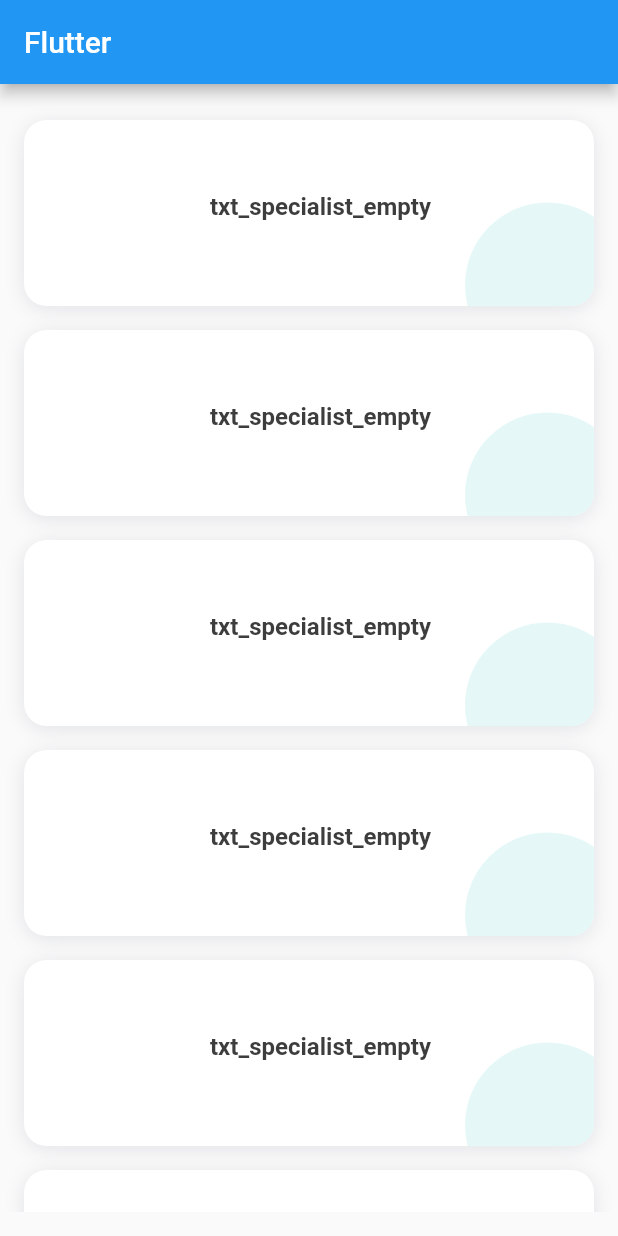
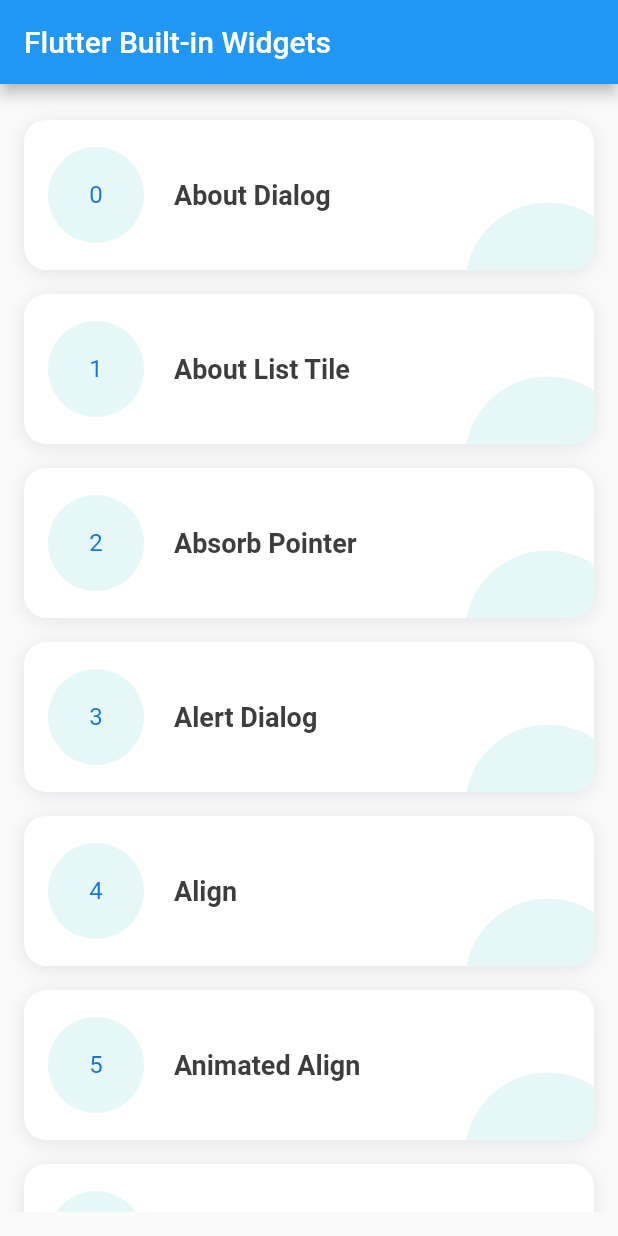
Before and after one commit to rahdeva/flutter_widgets, a Flutter app: the screen it shows after launch, on a phone screen of 412 x 824 dp. Run offline on Flutter 3.47's test engine with Material 2 defaults, Android fonts, the phone set to English and light mode, and no system bars; our stand-ins replace device_preview, get, sizer.

Commit message:
add widget data name

```diff
--- a/lib/app/modules/home/controllers/home_controller.dart
+++ b/lib/app/modules/home/controllers/home_controller.dart
@@ -2,16 +2,198 @@ import 'package:get/get.dart';
 
 class HomeController extends GetxController {
   var dataList = [
-    "A",
-    "A",
-    "A",
-    "A",
-    "A",
-    "A",
-    "A",
-    "A",
-    "A",
-    "A",
+    "About Dialog",
+    "About List Tile",
+    "Absorb Pointer",
+    "Alert Dialog",
+    "Align",
+    "Animated Align",
+    "Animated Builder",
+    "Animated Container",
+    "Animated Cross Fade",
+    "Animated Default Text Style",
+    "Animated Icon",
+    "Animated List",
+    "Animated Modal Barrier",
+    "Animated Opacity",
+    "Animated Padding",
+    "Animated Physical Model",
+    "Animated Positioned",
+    "Animated Rotation",
+    "Animated Size",
+    "Animated Switcher",
+    "App Bar",
+    "Aspect Ratio",
+    "Auto Complete",
+    "Backdrop Filter",
+    "Banner",
+    "Baseline",
+    "Block Semantics",
+    "Bottom Navigation Bar",
+    "Bottom Sheet",
+    "Builder",
+    "Card",
+    "Center",
+    "Checkbox",
+    "Checkbox List Tile",
+    "Chip",
+    "Choice Chip",
+    "Circle Avatar",
+    "Circular Progress Indicator",
+    "Clip Oval",
+    "Clip Path",
+    "ClipRRect",
+    "ClipRect",
+    "Close Button",
+    "Color Filtered",
+    "Colored Box",
+    "Column",
+    "Constrained Box",
+    "Container",
+    "Cupertino Context Menu",
+    "Cupertino Sliding Segmented Control",
+    "Cupertino Widgets (5)",
+    "Cupertino Widgets (6)",
+    "Cupertino Widgets (9)",
+    "Custom Paint",
+    "Custom Scroll View",
+    "Data Cell",
+    "Data Column",
+    "Data Row",
+    "Data Table",
+    "Date Picker",
+    "Date Range Picker",
+    "Decorated Box",
+    "Decorated Box Transition",
+    "Default Text Style",
+    "Dismissible",
+    "Divider",
+    "Drag Target",
+    "Draggable Scrollable",
+    "Draggable",
+    "Drawer Header",
+    "Drawer",
+    "Dropdown Button",
+    "Elevated Button",
+    "Error Details",
+    "Error Widget",
+    "Expand Icon",
+    "Expanded",
+    "Expansion Panel",
+    "Expansion Panel List",
+    "Expansion Tile",
+    "Fade In Image",
+    "Fade Transition",
+    "Filter Chip",
+    "Fitted Box",
+    "Flexible",
+    "Floating Action Button",
+    "Flow",
+    "Flutter Logo",
+    "Form",
+    "Fractional Translation",
+    "Fractionally Sized Box",
+    "Future Builder",
+    "Gesture Detector",
+    "Grid Paper",
+    "Grid Tile Bar",
+    "Grid Tile",
+    "Grid View",
+    "Hero",
+    "Icon",
+    "Icon Button",
+    "Ignore Pointer",
+    "Image",
+    "Indexed Stack",
+    "Inkwell",
+    "Input Chip",
+    "Interactive Viewer",
+    "Layout Builder",
+    "Limited Box",
+    "Linear Progress Indicator",
+    "List Tile",
+    "List View",
+    "List Wheel Scroll View",
+    "Listener",
+    "Long Press Draggable",
+    "Material App",
+    "Material Banner",
+    "Material Button",
+    "Merge Semantics",
+    "Modal Barrier",
+    "Mouse Region",
+    "Navigation Bar",
+    "Notification Listener",
+    "Offstage",
+    "Opacity",
+    "Orientation Builder",
+    "Outlined Button",
+    "Overflow Bar",
+    "Overflow Box",
+    "Padding",
+    "Page View",
+    "Physical Modal",
+    "Physical Shape",
+    "Placeholder",
+    "Platform Menu Bar",
+    "Popup Menu Button",
+    "Positioned Transition",
+    "Positioned",
+    "Preferred Size",
+    "Radio",
+    "Radio List Tile",
+    "Range Slider",
+    "Raw Autocomplete",
+    "Raw Chip",
+    "Refresh Indicator",
+    "Reorderable List View",
+    "Rich Text",
+    "Rotated Box",
+    "Rotation Transition",
+    "Row",
+    "Safe Area",
+    "Scaffold",
+    "Scale Transition",
+    "Scrollbar",
+    "Selectable Text",
+    "Semantics",
+    "Shader Mask",
+    "Shortcuts",
+    "Simple Dialog",
+    "Single Child Scroll View",
+    "Size Transition",
+    "Sized Box",
+    "Sized Overflow Box",
+    "Slide Transition",
+    "Slider",
+    "Sliver Widgets (7)",
+    "Snack Bar",
+    "Spacer",
+    "Stack",
+    "Stepper",
+    "Stream Builder",
+    "Switch List Tile",
+    "Switch",
+    "System Mouse Cursors",
+    "Tab Bar",
+    "Tab Page Selector",
+    "Table",
+    "Text",
+    "Text Button",
+    "Text Field",
+    "Text Form Field",
+    "Text Span",
+    "Theme Data",
+    "Time Picker",
+    "Toggle Buttons",
+    "Tooltip",
+    "Transform",
+    "Tween Animation Builder",
+    "Value Listenable Builder",
+    "Vertical Divider",
+    "Visibility",
+    "Will Pop Scope",
+    "Wrap",
   ];
 
 }
--- a/lib/app/modules/home/views/home_view.dart
+++ b/lib/app/modules/home/views/home_view.dart
@@ -12,12 +12,13 @@ class HomeView extends GetView<HomeController> {
   Widget build(BuildContext context) {
     return Scaffold(
       appBar: AppBar(
-        title: const Text('Flutter'),
+        title: const Text('Flutter Built-in Widgets'),
       ),
       body: Container(
         width: 100.w,
         color: const Color(0xFFFAFAFA),
         padding: const EdgeInsets.symmetric(vertical: 16),
+        child: SingleChildScrollView(
           child: ListView.builder(
             itemCount: controller.dataList.length,
             shrinkWrap: true,
@@ -30,6 +31,7 @@ class HomeView extends GetView<HomeController> {
             }
           ),
         ),
+      ),
     );
   }
 }
--- a/lib/app/modules/home/widgets/widgets_items.dart
+++ b/lib/app/modules/home/widgets/widgets_items.dart
@@ -47,28 +47,27 @@ class WidgetItems extends StatelessWidget {
               padding: const EdgeInsets.symmetric(horizontal: 16, vertical: 18),
               child: Row(
                 children: [
-                  Container(
-                    width: 88,
-                    height: 88,
-
+                  CircleAvatar(
+                    radius: 32,
+                    backgroundColor: const Color(0xFFE5F8F7),
+                    child: Text(index.toString()),
                   ),
                   const SizedBox(width: 20),
                   Expanded(
                     child: Column(
                       mainAxisSize: MainAxisSize.min,
                       crossAxisAlignment: CrossAxisAlignment.start,
-                      children: const [
+                      children: [
                         Text(
-                          "txt_specialist_empty",
+                          data,
                           maxLines: 2,
                           overflow: TextOverflow.ellipsis,
-                          style: TextStyle(
-                            fontSize: 16,
+                          style: const TextStyle(
+                            fontSize: 18,
                             fontWeight: FontWeight.bold,
                             color: Color(0xFF3D3D3D)
                           ),
                         ),
-                        SizedBox(height: 8),
                       ],
                     ),
                   ),
```
Lines whose indentation alone changed are shown as unchanged.
